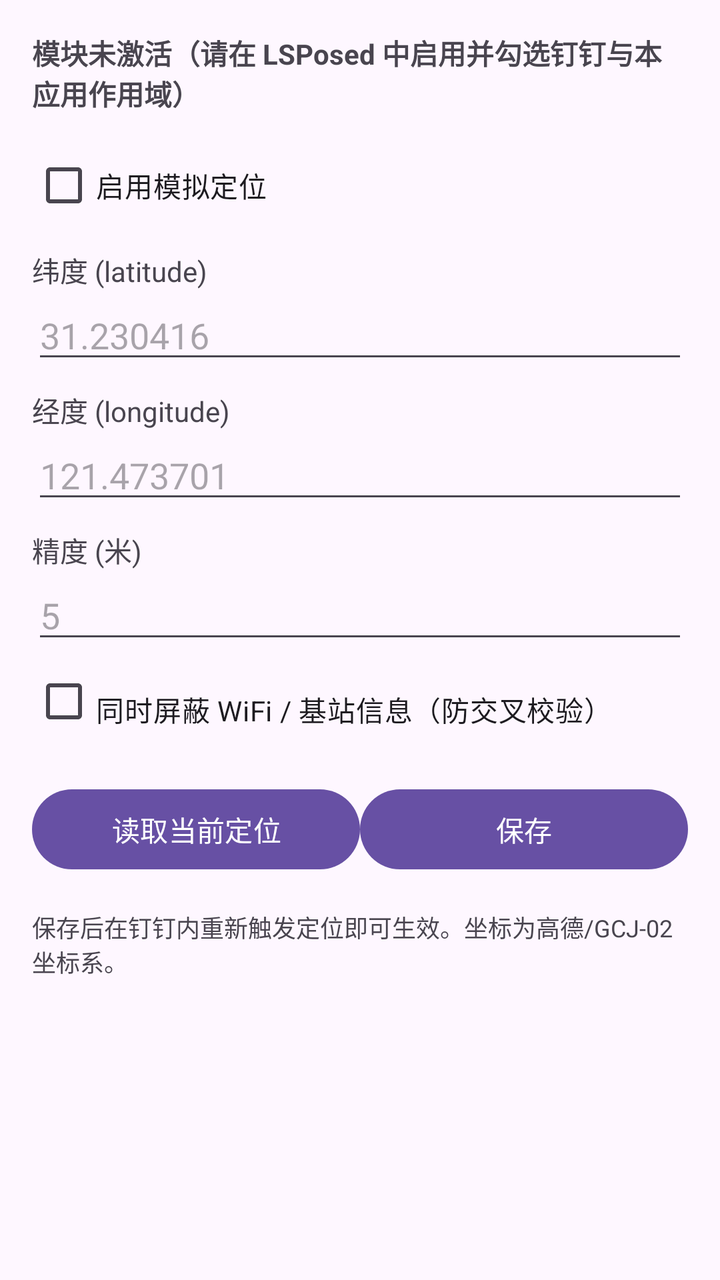
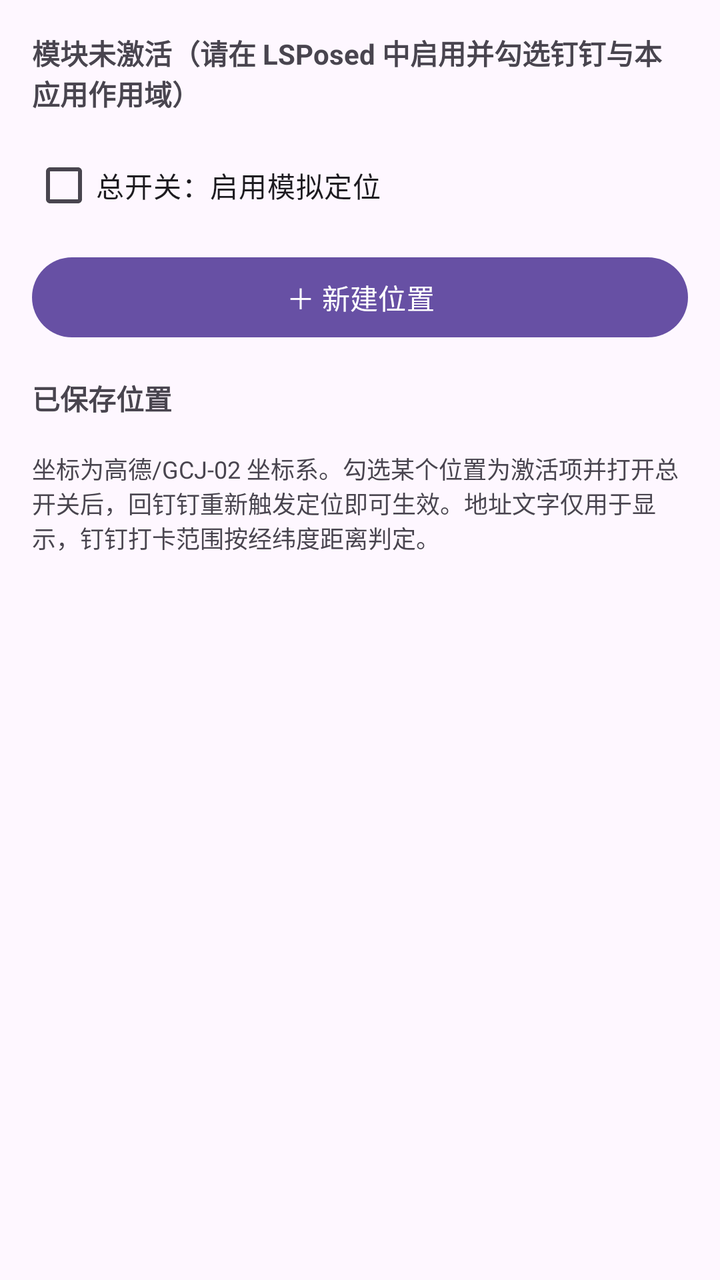

Screens rendered from an Android XML layout before and after an edit, with the pre-edit source and the edit as a unified diff.
<!-- AndroidManifest.xml: application theme Theme.RimetMock -->
<!-- res/layout/activity_main.xml -->
<?xml version="1.0" encoding="utf-8"?>
<ScrollView xmlns:android="http://schemas.android.com/apk/res/android"
    android:layout_width="match_parent"
    android:layout_height="match_parent"
    android:padding="16dp">

    <LinearLayout
        android:layout_width="match_parent"
        android:layout_height="wrap_content"
        android:orientation="vertical">

        <TextView
            android:id="@+id/status"
            android:layout_width="match_parent"
            android:layout_height="wrap_content"
            android:textStyle="bold"
            android:paddingBottom="12dp"
            android:text="@string/status_inactive" />

        <CheckBox
            android:id="@+id/enabled"
            android:layout_width="match_parent"
            android:layout_height="wrap_content"
            android:text="@string/enable_mock" />

        <TextView
            android:layout_width="wrap_content"
            android:layout_height="wrap_content"
            android:paddingTop="8dp"
            android:text="@string/lat" />

        <EditText
            android:id="@+id/lat"
            android:layout_width="match_parent"
            android:layout_height="wrap_content"
            android:inputType="numberSigned|numberDecimal"
            android:hint="31.230416" />

        <TextView
            android:layout_width="wrap_content"
            android:layout_height="wrap_content"
            android:paddingTop="8dp"
            android:text="@string/lng" />

        <EditText
            android:id="@+id/lng"
            android:layout_width="match_parent"
            android:layout_height="wrap_content"
            android:inputType="numberSigned|numberDecimal"
            android:hint="121.473701" />

        <TextView
            android:layout_width="wrap_content"
            android:layout_height="wrap_content"
            android:paddingTop="8dp"
            android:text="@string/accuracy" />

        <EditText
            android:id="@+id/accuracy"
            android:layout_width="match_parent"
            android:layout_height="wrap_content"
            android:inputType="numberDecimal"
            android:hint="5" />

        <CheckBox
            android:id="@+id/mask_env"
            android:layout_width="match_parent"
            android:layout_height="wrap_content"
            android:paddingTop="8dp"
            android:text="@string/mask_env" />

        <LinearLayout
            android:layout_width="match_parent"
            android:layout_height="wrap_content"
            android:orientation="horizontal"
            android:paddingTop="16dp">

            <Button
                android:id="@+id/use_current"
                android:layout_width="0dp"
                android:layout_weight="1"
                android:layout_height="wrap_content"
                android:text="@string/use_current" />

            <Button
                android:id="@+id/save"
                android:layout_width="0dp"
                android:layout_weight="1"
                android:layout_height="wrap_content"
                android:text="@string/save" />
        </LinearLayout>

        <TextView
            android:layout_width="match_parent"
            android:layout_height="wrap_content"
            android:paddingTop="16dp"
            android:textSize="12sp"
            android:text="@string/hint" />
    </LinearLayout>
</ScrollView>
<!-- resources referenced by this layout -->
<resources>
  <string name="accuracy">精度 (米)</string>
  <string name="enable_mock">启用模拟定位</string>
  <string name="hint">保存后在钉钉内重新触发定位即可生效。坐标为高德/GCJ-02 坐标系。</string>
  <string name="lat">纬度 (latitude)</string>
  <string name="lng">经度 (longitude)</string>
  <string name="mask_env">同时屏蔽 WiFi / 基站信息（防交叉校验）</string>
  <string name="save">保存</string>
  <string name="status_inactive">模块未激活（请在 LSPosed 中启用并勾选钉钉与本应用作用域）</string>
  <string name="use_current">读取当前定位</string>
  <style name="Theme.RimetMock" parent="Theme.Material3.DayNight.NoActionBar" />
</resources>

<!-- the commit's change to res/layout/activity_main.xml (unified diff, before → after) -->
@@ -18,77 +18,30 @@
             android:text="@string/status_inactive" />
 
         <CheckBox
-            android:id="@+id/enabled"
+            android:id="@+id/master_switch"
             android:layout_width="match_parent"
             android:layout_height="wrap_content"
             android:text="@string/enable_mock" />
 
-        <TextView
-            android:layout_width="wrap_content"
-            android:layout_height="wrap_content"
-            android:paddingTop="8dp"
-            android:text="@string/lat" />
-
-        <EditText
-            android:id="@+id/lat"
+        <Button
+            android:id="@+id/add"
             android:layout_width="match_parent"
             android:layout_height="wrap_content"
-            android:inputType="numberSigned|numberDecimal"
-            android:hint="31.230416" />
+            android:layout_marginTop="8dp"
+            android:text="@string/add_profile" />
 
         <TextView
-            android:layout_width="wrap_content"
-            android:layout_height="wrap_content"
-            android:paddingTop="8dp"
-            android:text="@string/lng" />
-
-        <EditText
-            android:id="@+id/lng"
             android:layout_width="match_parent"
             android:layout_height="wrap_content"
-            android:inputType="numberSigned|numberDecimal"
-            android:hint="121.473701" />
+            android:paddingTop="16dp"
+            android:textStyle="bold"
+            android:text="@string/profiles_title" />
 
-        <TextView
-            android:layout_width="wrap_content"
-            android:layout_height="wrap_content"
-            android:paddingTop="8dp"
-            android:text="@string/accuracy" />
-
-        <EditText
-            android:id="@+id/accuracy"
+        <LinearLayout
+            android:id="@+id/profile_list"
             android:layout_width="match_parent"
             android:layout_height="wrap_content"
-            android:inputType="numberDecimal"
-            android:hint="5" />
-
-        <CheckBox
-            android:id="@+id/mask_env"
-            android:layout_width="match_parent"
-            android:layout_height="wrap_content"
-            android:paddingTop="8dp"
-            android:text="@string/mask_env" />
-
-        <LinearLayout
-            android:layout_width="match_parent"
-            android:layout_height="wrap_content"
-            android:orientation="horizontal"
-            android:paddingTop="16dp">
-
-            <Button
-                android:id="@+id/use_current"
-                android:layout_width="0dp"
-                android:layout_weight="1"
-                android:layout_height="wrap_content"
-                android:text="@string/use_current" />
-
-            <Button
-                android:id="@+id/save"
-                android:layout_width="0dp"
-                android:layout_weight="1"
-                android:layout_height="wrap_content"
-                android:text="@string/save" />
-        </LinearLayout>
+            android:orientation="vertical" />
 
         <TextView
             android:layout_width="match_parent"
<!-- resource entries referenced after the edit -->
@@ -1,14 +1,10 @@
 <!-- resources referenced by this layout -->
 <resources>
-  <string name="accuracy">精度 (米)</string>
-  <string name="enable_mock">启用模拟定位</string>
-  <string name="hint">保存后在钉钉内重新触发定位即可生效。坐标为高德/GCJ-02 坐标系。</string>
-  <string name="lat">纬度 (latitude)</string>
-  <string name="lng">经度 (longitude)</string>
-  <string name="mask_env">同时屏蔽 WiFi / 基站信息（防交叉校验）</string>
-  <string name="save">保存</string>
+  <string name="add_profile">＋ 新建位置</string>
+  <string name="enable_mock">总开关：启用模拟定位</string>
+  <string name="hint">坐标为高德/GCJ-02 坐标系。勾选某个位置为激活项并打开总开关后，回钉钉重新触发定位即可生效。地址文字仅用于显示，钉钉打卡范围按经纬度距离判定。</string>
+  <string name="profiles_title">已保存位置</string>
   <string name="status_inactive">模块未激活（请在 LSPosed 中启用并勾选钉钉与本应用作用域）</string>
-  <string name="use_current">读取当前定位</string>
   <style name="Theme.RimetMock" parent="Theme.Material3.DayNight.NoActionBar" />
 </resources>
 
